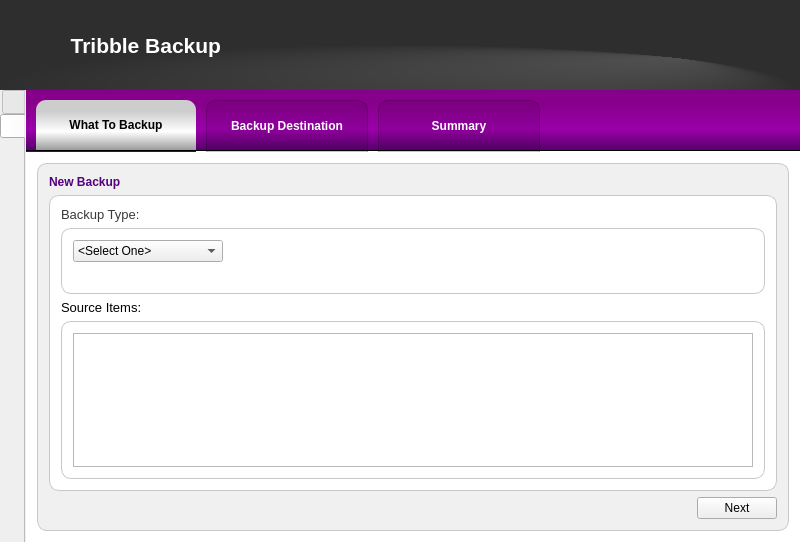
First picture: the form in qt/backup2/mainwindow.ui, repository darkstar62/tribble-backup, before the edit.
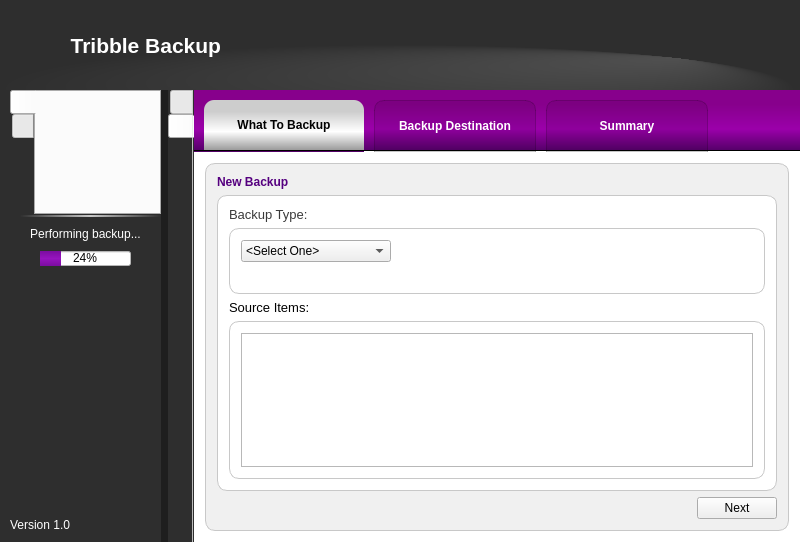
Second picture: the form after the edit. The open tabs and pages were chosen to show the change. Icons and pictures are not drawn.

Commit message:
Lots of tweaks to the graphical interface.
Added a progress bar, tweaked the coloring, and moved things around to make the
layout more flexible to changes.  The tab bars are now done with two independent
linked tab widgets, one with just the bar shown, and the other with just the
pane shown.  When one is clicked, the other is changed, so it all acts as one,
but it allowed me to take the tab bar out of document mode and put it in a
separate pane, allowing me to add other things to the left side.

The edit to the form file:
```diff
--- a/qt/backup2/mainwindow.ui
+++ b/qt/backup2/mainwindow.ui
@@ -35,7 +35,7 @@
 }</string>
   </property>
   <property name="documentMode">
-   <bool>true</bool>
+   <bool>false</bool>
   </property>
   <widget class="QWidget" name="centralWidget">
    <property name="sizePolicy">
@@ -125,43 +125,111 @@
       </widget>
      </widget>
     </item>
-    <item row="1" column="0">
-     <widget class="QTabWidget" name="main_tabset">
+    <item>
+     <widget class="QFrame" name="frame_11">
       <property name="sizePolicy">
        <sizepolicy hsizetype="Preferred" vsizetype="Preferred">
         <horstretch>0</horstretch>
         <verstretch>0</verstretch>
        </sizepolicy>
       </property>
-      <property name="cursor">
-       <cursorShape>ArrowCursor</cursorShape>
+      <property name="styleSheet">
+       <string notr="true">#frame_11 {
+  background-color: qradialgradient(spread:pad, cx:0.8, cy:0.494318, radius:0.5, fx:0.8, fy:0.694, stop:0 rgba(80, 80, 80, 255), stop:1 rgba(46, 46, 46, 255));
+}</string>
       </property>
-      <property name="autoFillBackground">
-       <bool>true</bool>
+      <property name="frameShape">
+       <enum>QFrame::NoFrame</enum>
+      </property>
+      <property name="frameShadow">
+       <enum>QFrame::Sunken</enum>
+      </property>
+      <property name="lineWidth">
+       <number>0</number>
+      </property>
+      <layout class="QHBoxLayout" name="horizontalLayout_9">
+       <property name="spacing">
+        <number>0</number>
+       </property>
+       <property name="leftMargin">
+        <number>10</number>
+       </property>
+       <property name="topMargin">
+        <number>0</number>
+       </property>
+       <property name="rightMargin">
+        <number>0</number>
+       </property>
+       <property name="bottomMargin">
+        <number>0</number>
+       </property>
+       <item>
+        <widget class="QFrame" name="frame_12">
+         <property name="frameShape">
+          <enum>QFrame::NoFrame</enum>
+         </property>
+         <property name="frameShadow">
+          <enum>QFrame::Plain</enum>
+         </property>
+         <layout class="QVBoxLayout" name="verticalLayout_11">
+          <property name="spacing">
+           <number>0</number>
+          </property>
+          <property name="leftMargin">
+           <number>0</number>
+          </property>
+          <property name="topMargin">
+           <number>0</number>
+          </property>
+          <property name="rightMargin">
+           <number>0</number>
+          </property>
+          <property name="bottomMargin">
+           <number>10</number>
+          </property>
+          <item>
+           <widget class="QTabWidget" name="tabWidget">
+            <property name="sizePolicy">
+             <sizepolicy hsizetype="Fixed" vsizetype="Fixed">
+              <horstretch>0</horstretch>
+              <verstretch>0</verstretch>
+             </sizepolicy>
+            </property>
+            <property name="minimumSize">
+             <size>
+              <width>0</width>
+              <height>0</height>
+             </size>
+            </property>
+            <property name="maximumSize">
+             <size>
+              <width>215</width>
+              <height>16777215</height>
+             </size>
       </property>
       <property name="styleSheet">
        <string notr="true">#tabWidget {
   background-color: rgb(46, 46, 46);
   border: 0px;
-  margin: -2px;
-  padding: -2px;
+  margin: 0px;
+  padding: 0px;
+  left: 0px;
 }
 
-QTabWidget &gt; QTabBar {
-  background-color: qradialgradient(spread:pad, cx:1, cy:0.494318, radius:0.5, fx:1, fy:0.494, stop:0 rgba(80, 80, 80, 255), stop:1 rgba(46, 46, 46, 255));
+QTabWidget#tabWidget &gt; QTabBar {
   margin: -2px;
   padding: -2px;
   gridline-color: rgb(46, 46, 46);
 }
 
-QTabBar::tab {
+QTabWidget#tabWidget &gt; QTabBar::tab {
   padding-top: 0px;
   padding-bottom: 5px;
-  padding-left: 30px;
+  padding-left: 10px;
   padding-right: 0px;
   margin: 0px;
   border: 0px;
-  width: 205px;
+  width: 206px;
   height: 42px;
   gridline-color: rgb(46, 46, 46);
 }
@@ -170,6 +238,237 @@
   border: 0px;
   margin: -2px;
   padding: -2px;
+  width: 0px;
+  height: 0px;
+  background-color: rgb(46, 46, 46);
+  gridline-color: rgb(46, 46, 46);
+}
+</string>
+            </property>
+            <property name="tabPosition">
+             <enum>QTabWidget::West</enum>
+            </property>
+            <property name="currentIndex">
+             <number>0</number>
+            </property>
+            <property name="iconSize">
+             <size>
+              <width>42</width>
+              <height>205</height>
+             </size>
+            </property>
+            <property name="elideMode">
+             <enum>Qt::ElideNone</enum>
+            </property>
+            <property name="documentMode">
+             <bool>false</bool>
+            </property>
+            <widget class="QWidget" name="tab">
+             <attribute name="icon">
+              <iconset resource="Graphics.qrc">
+               <normaloff>:/icons/Home Button Inactive</normaloff>
+               <normalon>:/icons/Home Button</normalon>:/icons/Home Button Inactive</iconset>
+             </attribute>
+             <attribute name="title">
+              <string/>
+             </attribute>
+            </widget>
+            <widget class="QWidget" name="tab_3">
+             <attribute name="icon">
+              <iconset resource="Graphics.qrc">
+               <normaloff>:/icons/graphics/backup_inactive_button.svg</normaloff>
+               <normalon>:/icons/graphics/backup_button.svg</normalon>:/icons/graphics/backup_inactive_button.svg</iconset>
+             </attribute>
+             <attribute name="title">
+              <string/>
+             </attribute>
+            </widget>
+           </widget>
+          </item>
+          <item>
+           <widget class="QLabel" name="label_15">
+            <property name="sizePolicy">
+             <sizepolicy hsizetype="Fixed" vsizetype="Fixed">
+              <horstretch>0</horstretch>
+              <verstretch>0</verstretch>
+             </sizepolicy>
+            </property>
+            <property name="maximumSize">
+             <size>
+              <width>205</width>
+              <height>2</height>
+             </size>
+            </property>
+            <property name="styleSheet">
+             <string notr="true">#label_15 {
+  padding: 15px;
+  margin-left: 10px;
+  padding-bottom: 10px;
+  background-color: qlineargradient(spread:pad, x1:0, y1:0, x2:1, y2:0, stop:0 rgba(46, 46, 46, 255), stop:0.5 rgba(200, 200, 200, 255), stop:1 rgba(46, 46, 46, 255));
+  height: 2px;
+}</string>
+            </property>
+            <property name="text">
+             <string/>
+            </property>
+            <property name="scaledContents">
+             <bool>true</bool>
+            </property>
+            <property name="alignment">
+             <set>Qt::AlignCenter</set>
+            </property>
+            <property name="margin">
+             <number>0</number>
+            </property>
+            <property name="indent">
+             <number>0</number>
+            </property>
+           </widget>
+          </item>
+          <item>
+           <widget class="QLabel" name="label_17">
+            <property name="styleSheet">
+             <string notr="true">#label_17 {
+  padding-top: 10px;
+  padding-bottom: 10px;
+}</string>
+            </property>
+            <property name="text">
+             <string>&lt;html&gt;&lt;head/&gt;&lt;body&gt;&lt;p&gt;&lt;span style=&quot; color:#ffffff;&quot;&gt;Performing backup...&lt;/span&gt;&lt;/p&gt;&lt;/body&gt;&lt;/html&gt;</string>
+            </property>
+            <property name="alignment">
+             <set>Qt::AlignCenter</set>
+            </property>
+           </widget>
+          </item>
+          <item>
+           <widget class="QProgressBar" name="progressBar">
+            <property name="sizePolicy">
+             <sizepolicy hsizetype="Preferred" vsizetype="Fixed">
+              <horstretch>0</horstretch>
+              <verstretch>0</verstretch>
+             </sizepolicy>
+            </property>
+            <property name="maximumSize">
+             <size>
+              <width>16777215</width>
+              <height>15</height>
+             </size>
+            </property>
+            <property name="styleSheet">
+             <string notr="true">QProgressBar {
+  margin-left: 30px;
+  margin-right: 30px;
+  
+  background-color: rgb(255, 255, 255);
+}
+
+QProgressBar::chunk {
+	background-color: qlineargradient(spread:pad, x1:0, y1:0, x2:0, y2:1, stop:0 rgba(123, 13, 160, 255), stop: 0.5 rgba(150, 20, 190, 255), stop:1 rgba(123, 13, 160, 255));
+}</string>
+            </property>
+            <property name="value">
+             <number>24</number>
+            </property>
+            <property name="alignment">
+             <set>Qt::AlignCenter</set>
+            </property>
+            <property name="textVisible">
+             <bool>true</bool>
+            </property>
+            <property name="invertedAppearance">
+             <bool>false</bool>
+            </property>
+            <property name="textDirection">
+             <enum>QProgressBar::TopToBottom</enum>
+            </property>
+           </widget>
+          </item>
+          <item>
+           <spacer name="verticalSpacer_3">
+            <property name="orientation">
+             <enum>Qt::Vertical</enum>
+            </property>
+            <property name="sizeHint" stdset="0">
+             <size>
+              <width>20</width>
+              <height>40</height>
+             </size>
+            </property>
+           </spacer>
+          </item>
+          <item>
+           <widget class="QLabel" name="label_18">
+            <property name="text">
+             <string>&lt;html&gt;&lt;head/&gt;&lt;body&gt;&lt;p&gt;&lt;span style=&quot; color:#ffffff;&quot;&gt;Version 1.0&lt;/span&gt;&lt;/p&gt;&lt;/body&gt;&lt;/html&gt;</string>
+            </property>
+           </widget>
+          </item>
+         </layout>
+        </widget>
+       </item>
+       <item>
+        <widget class="QLabel" name="label_16">
+         <property name="minimumSize">
+          <size>
+           <width>3</width>
+           <height>0</height>
+          </size>
+         </property>
+         <property name="styleSheet">
+          <string notr="true">#label_16 {
+  background-color: rgb(30, 30, 30);
+  width: 20px;
+}</string>
+         </property>
+         <property name="text">
+          <string/>
+         </property>
+        </widget>
+       </item>
+       <item>
+        <widget class="QTabWidget" name="main_tabset">
+         <property name="sizePolicy">
+          <sizepolicy hsizetype="Expanding" vsizetype="Preferred">
+           <horstretch>0</horstretch>
+           <verstretch>0</verstretch>
+          </sizepolicy>
+         </property>
+         <property name="cursor">
+          <cursorShape>ArrowCursor</cursorShape>
+         </property>
+         <property name="autoFillBackground">
+          <bool>false</bool>
+         </property>
+         <property name="styleSheet">
+          <string notr="true">#main_tabset {
+  background-color: rgb(46, 46, 46);
+  border: 0px;
+}
+
+QTabWidget#main_tabset &gt; QTabBar {
+  background-color: qradialgradient(spread:pad, cx:1, cy:0.494318, radius:0.5, fx:1, fy:0.494, stop:0 rgba(80, 80, 80, 255), stop:1 rgba(46, 46, 46, 255));
+  gridline-color: rgb(46, 46, 46);
+}
+
+QTabWidget#main_tabset &gt; QTabBar::tab {
+  padding-top: 0px;
+  padding-bottom: 0px;
+  /* padding-left: 30px; */
+  padding-left: 0px;
+  padding-right: 0px;
+  margin: 0px;
+  border: 0px;
+  /*
+  width: 205px;
+  height: 42px;
+  */
+  width: 0px;
+  height: 0px;
+  gridline-color: rgb(46, 46, 46);
+}
+
+QTabWidget#main_tabset::pane {
   background-color: rgb(46, 46, 46);
   gridline-color: rgb(46, 46, 46);
 }
@@ -319,8 +618,8 @@
            <attribute name="title">
             <string>What To Backup</string>
            </attribute>
-           <layout class="QVBoxLayout" name="verticalLayout_3">
-            <item>
+              <layout class="QGridLayout" name="gridLayout_3">
+               <item row="0" column="0">
              <widget class="QFrame" name="frame_2">
               <property name="styleSheet">
                <string notr="true">QFrame#frame_2 {
@@ -1099,8 +1398,9 @@
      </widget>
     </item>
    </layout>
-   <zorder>main_tabset</zorder>
-   <zorder>frame</zorder>
+     </widget>
+    </item>
+   </layout>
   </widget>
  </widget>
  <layoutdefault spacing="6" margin="11"/>
```
Left out of the diff: 112 changed lines with no effect on the pictures. Lines whose indentation alone changed are shown as unchanged. The commit also changes 4 other files.
